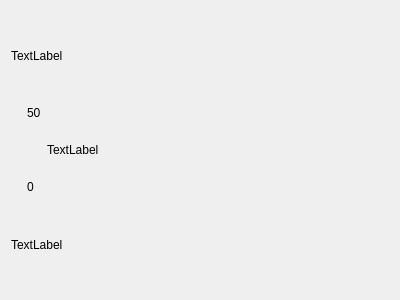
The window that src/vis/histogramTooltip.ui (Martin-Bela/Brain-Vis) describes before a commit, drawn with Qt 5.
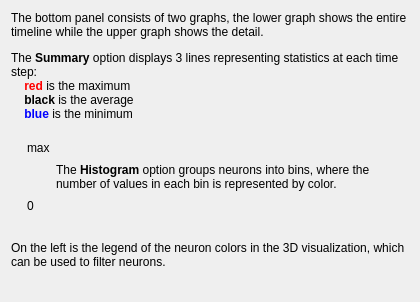
The same window after the commit.

Commit message: Add text to histogram tooltip

```diff
--- a/src/vis/histogramTooltip.ui
+++ b/src/vis/histogramTooltip.ui
@@ -6,8 +6,8 @@
    <rect>
     <x>0</x>
     <y>0</y>
-    <width>400</width>
-    <height>300</height>
+    <width>420</width>
+    <height>302</height>
    </rect>
   </property>
   <property name="windowTitle">
@@ -17,7 +17,18 @@
    <item>
     <widget class="QLabel" name="label">
      <property name="text">
-      <string>TextLabel</string>
+      <string>&lt;!DOCTYPE HTML PUBLIC &quot;-//W3C//DTD HTML 4.0//EN&quot; &quot;http://www.w3.org/TR/REC-html40/strict.dtd&quot;&gt;
+&lt;html&gt;&lt;head&gt;&lt;meta name=&quot;qrichtext&quot; content=&quot;1&quot; /&gt;&lt;meta charset=&quot;utf-8&quot; /&gt;&lt;style type=&quot;text/css&quot;&gt;
+p, li { white-space: pre-wrap; }
+hr { height: 1px; border-width: 0; }
+li.unchecked::marker { content: &quot;\2610&quot;; }
+li.checked::marker { content: &quot;\2612&quot;; }
+&lt;/style&gt;&lt;/head&gt;&lt;body style=&quot; font-family:'Segoe UI'; font-size:9pt; font-weight:400; font-style:normal;&quot;&gt;
+&lt;p style=&quot; margin-top:12px; margin-bottom:12px; margin-left:0px; margin-right:0px; -qt-block-indent:0; text-indent:0px;&quot;&gt;The bottom panel consists of two graphs, the lower graph shows the entire timeline while the upper graph shows the detail.&lt;/p&gt;
+&lt;p style=&quot; margin-top:12px; margin-bottom:12px; margin-left:0px; margin-right:0px; -qt-block-indent:0; text-indent:0px;&quot;&gt;The &lt;span style=&quot; font-weight:700;&quot;&gt;Summary&lt;/span&gt; option displays 3 lines representing statistics at each time step:&lt;br /&gt;    &lt;span style=&quot; font-weight:700; color:#ff0000;&quot;&gt;red&lt;/span&gt; is the maximum&lt;br /&gt;    &lt;span style=&quot; font-weight:700;&quot;&gt;black&lt;/span&gt; is the average&lt;br /&gt;    &lt;span style=&quot; font-weight:700; color:#0000ff;&quot;&gt;blue&lt;/span&gt; is the minimum&lt;br /&gt;&lt;/p&gt;&lt;/body&gt;&lt;/html&gt;</string>
+     </property>
+     <property name="wordWrap">
+      <bool>true</bool>
      </property>
     </widget>
    </item>
@@ -37,6 +48,12 @@
          <height>0</height>
         </size>
        </property>
+       <property name="maximumSize">
+        <size>
+         <width>16777215</width>
+         <height>64</height>
+        </size>
+       </property>
        <property name="text">
         <string/>
        </property>
@@ -58,7 +75,7 @@
      <item row="0" column="1">
       <widget class="QLabel" name="label_4">
        <property name="text">
-        <string>50</string>
+        <string>max</string>
        </property>
        <property name="alignment">
         <set>Qt::AlignLeading|Qt::AlignLeft|Qt::AlignTop</set>
@@ -73,8 +90,19 @@
          <verstretch>0</verstretch>
         </sizepolicy>
        </property>
+       <property name="font">
+        <font>
+         <bold>false</bold>
+        </font>
+       </property>
        <property name="text">
-        <string>TextLabel</string>
+        <string>&lt;html&gt;&lt;head/&gt;&lt;body&gt;&lt;p&gt;The &lt;span style=&quot; font-weight:700;&quot;&gt;Histogram&lt;/span&gt; option groups neurons into bins, where the number of values in each bin is represented by color.&lt;/p&gt;&lt;/body&gt;&lt;/html&gt;</string>
+       </property>
+       <property name="alignment">
+        <set>Qt::AlignLeading|Qt::AlignLeft|Qt::AlignVCenter</set>
+       </property>
+       <property name="wordWrap">
+        <bool>true</bool>
        </property>
       </widget>
      </item>
@@ -83,7 +111,10 @@
    <item>
     <widget class="QLabel" name="label_2">
      <property name="text">
-      <string>TextLabel</string>
+      <string>On the left is the legend of the neuron colors in the 3D visualization, which can be used to filter neurons.</string>
+     </property>
+     <property name="wordWrap">
+      <bool>true</bool>
      </property>
     </widget>
    </item>
```
The commit also changes 2 other files.
